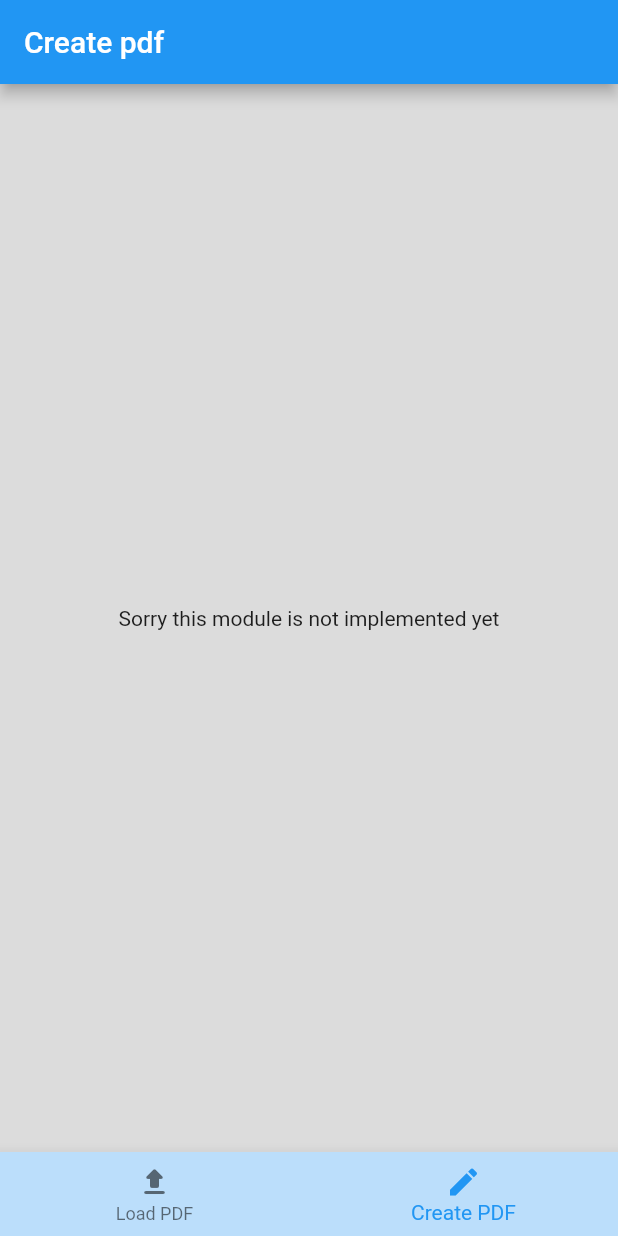
After one commit to p-jura/fun-with-pdf, a Flutter app: the screen it shows after launch, item 2 of the bottom bar chosen, on a phone screen of 412 x 824 dp. The commit adds this screen. Run offline on Flutter 3.47's test engine with Material 2 defaults, Android fonts, the phone set to English and light mode, and no system bars; missing offline and left inert: syncfusion_flutter_pdfviewer.

Commit message:
adds app draft

```diff
--- /dev/null
+++ b/lib/create_pdf/presentation/pdf_create_widget.dart
@@ -0,0 +1,21 @@
+import 'package:flutter/material.dart';
+
+const createPdfTitle = 'Create pdf';
+const notImplemented = 'Sorry this module is not implemented yet';
+
+class PdfCreateWidget extends StatelessWidget {
+  const PdfCreateWidget({super.key});
+
+  @override
+  Widget build(BuildContext context) {
+    return Scaffold(
+      backgroundColor: Colors.black12,
+      appBar: AppBar(
+        title: const Text(createPdfTitle),
+      ),
+      body: const Center(
+        child: Text(notImplemented),
+      ),
+    );
+  }
+}
--- a/lib/main.dart
+++ b/lib/main.dart
@@ -1,48 +1,72 @@
 import 'package:flutter/material.dart';
 
+import 'create_pdf/presentation/pdf_create_widget.dart';
 import 'view_pdf/presentation/pdf_view_widget.dart';
 
 void main() {
-  runApp(MyApp());
+  runApp(const MyApp());
 }
 
 class MyApp extends StatelessWidget {
-  MyApp({super.key});
+  const MyApp({super.key});
 
   // This widget is the root of your application.
 
-  final List pageList = [const PdfViewWidget()];
-
   @override
   Widget build(BuildContext context) {
-    int index = 0;
     return MaterialApp(
       title: 'PDF app',
       theme: ThemeData(
         primarySwatch: Colors.blue,
       ),
-      home: Scaffold(
+      home: const NawigationBarWidget(),
+    );
+  }
+}
+
+class NawigationBarWidget extends StatefulWidget {
+  const NawigationBarWidget({super.key});
+
+  @override
+  State<NawigationBarWidget> createState() => _NawigationBarWidgetState();
+}
+
+class _NawigationBarWidgetState extends State<NawigationBarWidget> {
+  int index = 0;
+  final List pageList = [
+    const PdfViewWidget(),
+    const PdfCreateWidget(),
+  ];
+  @override
+  Widget build(BuildContext context) {
+    return Scaffold(
       bottomNavigationBar: BottomNavigationBar(
+        currentIndex: index,
         backgroundColor: Colors.blue[100],
         onTap: (pageIndex) {
-            if (pageList.length <= index) {
+          print('pageIndex = $pageIndex, index = $index');
+          if (pageIndex <= pageList.length) {
+            setState(() {
               index = pageIndex;
+            });
           }
         },
-          currentIndex: 0,
         items: const [
           BottomNavigationBarItem(
             label: 'Load PDF',
-              icon: Icon(Icons.upload_rounded),
+            icon: Icon(
+              Icons.upload_rounded,
+            ),
           ),
           BottomNavigationBarItem(
             label: 'Create PDF',
-              icon: Icon(Icons.edit),
+            icon: Icon(
+              Icons.edit,
+            ),
           ),
         ],
       ),
       body: pageList[index],
-      ),
     );
   }
 }
--- a/lib/view_pdf/presentation/pdf_view_widget.dart
+++ b/lib/view_pdf/presentation/pdf_view_widget.dart
@@ -22,6 +22,7 @@ class _PdfViewWidgetState extends State<PdfViewWidget> {
         'assets/example.pdf',
       ),
       floatingActionButton: FloatingActionButton(
+
         onPressed: () {},
         tooltip: 'Load pdf',
         child: const Icon(Icons.add),
```
Also changed, not shown: 1 other file. Lines whose indentation alone changed are shown as unchanged.
